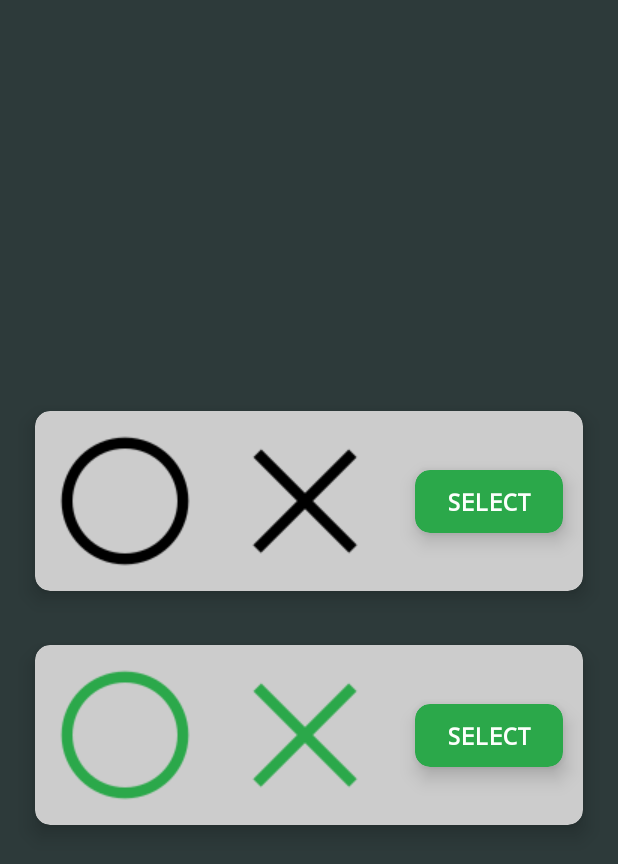
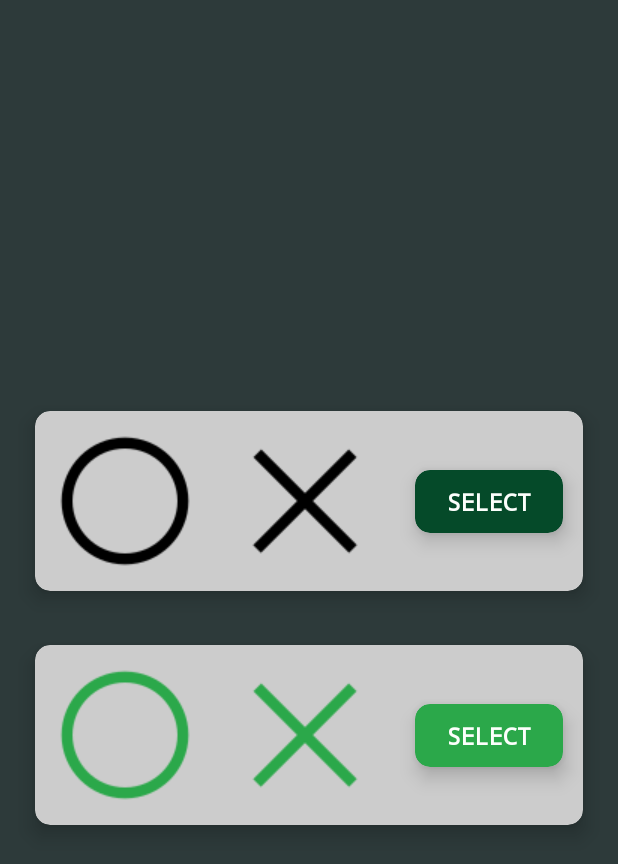
Before and after one commit to SpectraL519/TicTacToe-PWr, an Android app: the GalleryActivity screen opened directly, with no data from a screen before it, on a phone screen of 412 x 824 dp. Shown: the top 864 px of the screen. Run offline under Robolectric (Android 15) with nearby library versions, the phone set to English and light mode, and no system bars.

Commit message:
Change bg color of selected theme

```diff
--- a/app/src/main/java/com/tictactoe_master/activity/GalleryActivity.kt
+++ b/app/src/main/java/com/tictactoe_master/activity/GalleryActivity.kt
@@ -26,7 +26,7 @@ class GalleryActivity : AppCompatActivity(), GalleryAdapter.OnItemListener {
         imagesList.add(arrayOf(R.drawable.circle_green, R.drawable.cross_green, 0))
     }
 
-    private fun setRecyclerView() {
+    fun setRecyclerView() {
         val eventAdapter = GalleryAdapter(this, imagesList, this)
         val layoutManager: RecyclerView.LayoutManager = LinearLayoutManager(this)
         galleryRecyclerView.layoutManager = layoutManager
--- a/app/src/main/java/com/tictactoe_master/activity/ui/GalleryAdapter.kt
+++ b/app/src/main/java/com/tictactoe_master/activity/ui/GalleryAdapter.kt
@@ -8,12 +8,13 @@ import android.view.ViewGroup
 import androidx.appcompat.app.AppCompatActivity
 import androidx.recyclerview.widget.RecyclerView
 import com.tictactoe_master.R
+import com.tictactoe_master.activity.GalleryActivity
 import com.tictactoe_master.app_data.CoinHandler
 import com.tictactoe_master.app_data.FileDataHandler
 import com.tictactoe_master.logic.utils.Figure
 
 class GalleryAdapter(
-    private val app: AppCompatActivity,
+    private val app: GalleryActivity,
     private val sourceList: ArrayList<Array<Int>>,
     private val onItemListener: OnItemListener
     ): RecyclerView.Adapter<GalleryViewHolder>() {
@@ -34,6 +35,9 @@ class GalleryAdapter(
         holder.img1.setImageResource(sourceList[position][0])
         holder.img2.setImageResource(sourceList[position][1])
         val price = sourceList[position][2]
+        if (sourceList[position][0] == Figure.O.getImageResource()){
+            holder.selectCV.setCardBackgroundColor(app.getColor(R.color.dark_green))
+        }
         if (price != 0){
             holder.selectTV.text = "$price \uD83E\uDE99"
         }else{
@@ -43,6 +47,9 @@ class GalleryAdapter(
                 FileDataHandler.writeInt(app, "img2", sourceList[position][1])
                 Figure.O.setImageResource(sourceList[position][0])
                 Figure.X.setImageResource(sourceList[position][1])
+
+                holder.selectCV.setCardBackgroundColor(app.getColor(R.color.dark_green))
+                app.setRecyclerView()
             }
         }
 //        holder.rating.rating = ratingList[position]
--- a/app/src/main/res/values/colors.xml
+++ b/app/src/main/res/values/colors.xml
@@ -6,4 +6,5 @@
     <color name="forest_green">#50893e</color>
     <color name="black">#040f0f</color>
     <color name="light_bg_color">#ffcccccc</color>
+    <color name="dark_green">#054A29</color>
 </resources>
```
